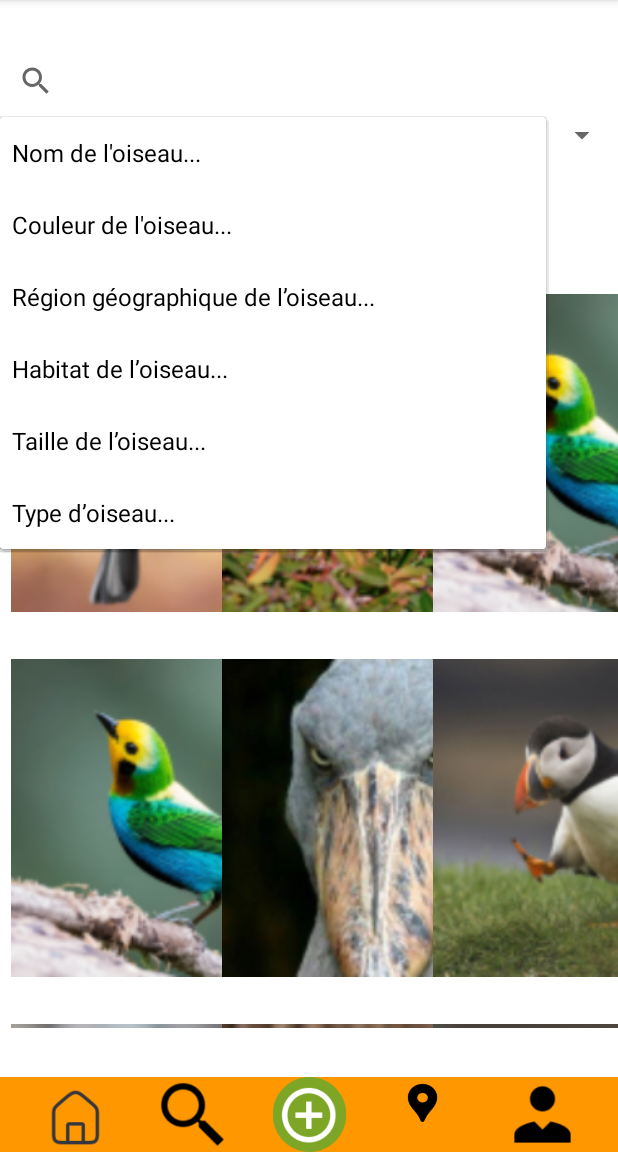
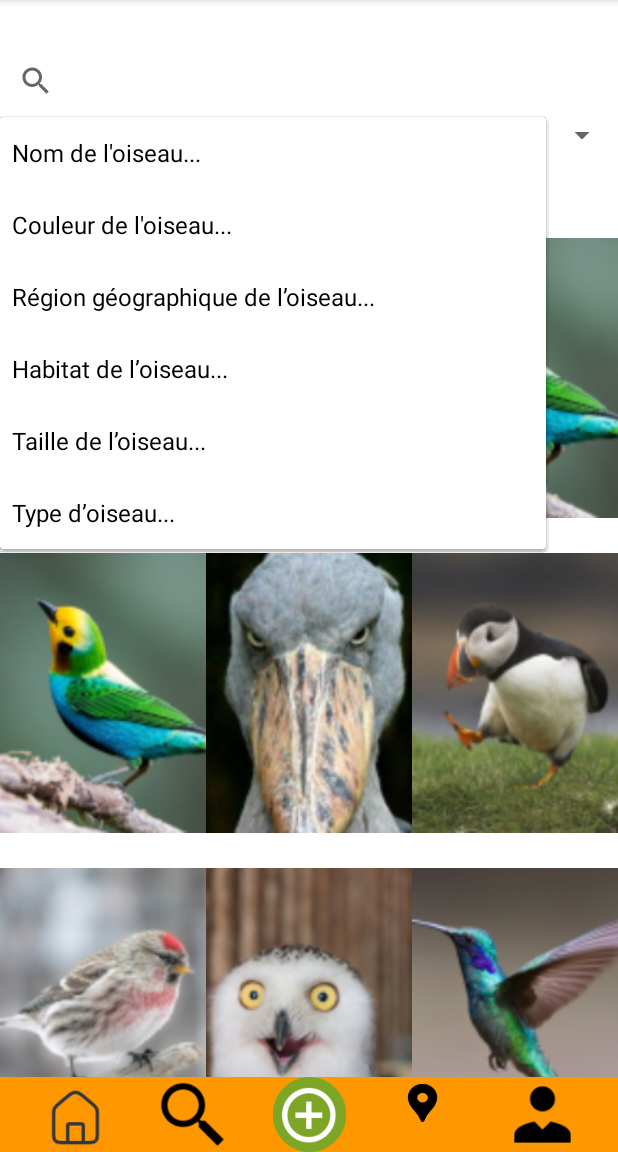
Before and after one commit to deliasTheo/Mon-Zozio, an Android app: the RechercherActivity screen opened directly, with no data from a screen before it, after a tap on "Nom de l'oiseau...", on a phone screen of 412 x 824 dp, the part 84-1236 px from its top. Run offline under Robolectric (Android 15) with nearby library versions, the phone set to English and light mode, and no system bars; Roboto replaces fonts that are not available here.

Commit message:
page research reponsive

```diff
--- a/app/src/main/java/edu/polytech/Mon_Zozio/ImageAdapter.java
+++ b/app/src/main/java/edu/polytech/Mon_Zozio/ImageAdapter.java
@@ -1,11 +1,15 @@
 package edu.polytech.Mon_Zozio;
 
 import android.content.Context;
+import android.content.res.Resources;
+import android.util.Log;
 import android.view.View;
 import android.view.ViewGroup;
 import android.widget.BaseAdapter;
 import android.widget.GridView;
 import android.widget.ImageView;
+
+import androidx.appcompat.app.AppCompatActivity;
 
 public class ImageAdapter extends BaseAdapter {
 
@@ -14,13 +18,16 @@ public class ImageAdapter extends BaseAdapter {
         R.drawable.zozio_1, R.drawable.zozio_2, R.drawable.zozio_3, R.drawable.zozio_3, R.drawable.zozio_4,
             R.drawable.zozio_5, R.drawable.zozio_6, R.drawable.zozio_7, R.drawable.zozio_8, R.drawable.zozio_9
     };
+    private WindowSizeClass width;
 
-    public ImageAdapter(Context myContect) {
+
+    public ImageAdapter(Context myContect, Resources resources, AppCompatActivity activity) {
         this.myContect = myContect;
         this.imagesArray= new int[]{
                 R.drawable.zozio_1, R.drawable.zozio_2, R.drawable.zozio_3, R.drawable.zozio_3, R.drawable.zozio_4,
                 R.drawable.zozio_5, R.drawable.zozio_6, R.drawable.zozio_7, R.drawable.zozio_8, R.drawable.zozio_9
         };
+        width = WindowSizeClass.computeWindowSizeClasses(resources, activity)[1];
     }
 
     @Override
@@ -44,11 +51,17 @@ public class ImageAdapter extends BaseAdapter {
 
         if(convertView == null){
             imageView = new ImageView(myContect);
-            imageView.setLayoutParams(new ViewGroup.LayoutParams(340, 350));
+            if(width==WindowSizeClass.EXPANDED) {
+
+                imageView.setLayoutParams(new ViewGroup.LayoutParams(ViewGroup.LayoutParams.MATCH_PARENT, 450));
+            }
+            else{
+                imageView.setLayoutParams(new ViewGroup.LayoutParams(ViewGroup.LayoutParams.MATCH_PARENT, 300));
+            }
             imageView.setScaleType(ImageView.ScaleType.CENTER_CROP);
 
             //imageView.setImageResource(imagesArray[position]);
-            imageView.setPadding(16,16,16,16);
+            imageView.setPadding(10,10,10,10);
             //return imageView;
         }else {
             imageView = (ImageView) convertView;
--- a/app/src/main/java/edu/polytech/Mon_Zozio/Profil.java
+++ b/app/src/main/java/edu/polytech/Mon_Zozio/Profil.java
@@ -63,7 +63,6 @@ public class Profil extends AppCompatActivity implements ClickableMenuItem<Integ
         getSupportFragmentManager().beginTransaction().add(R.id.fragmentMenu, (Fragment) fragmentFame).commit();
 
 
-        WindowSizeClass currentHeight = WindowSizeClass.computeWindowSizeClasses(getResources(), this)[0];
         WindowSizeClass currentWidth = WindowSizeClass.computeWindowSizeClasses(getResources(), this)[1];
 
 
@@ -161,6 +160,8 @@ public class Profil extends AppCompatActivity implements ClickableMenuItem<Integ
                 showBirthdayPickerDialog();
             }
         });
+
+
         ConstraintLayout constraintLayout = findViewById(R.id.layoutConstraint);
         ConstraintSet constraintSet = new ConstraintSet();
         constraintSet.clone(constraintLayout);
@@ -190,6 +191,7 @@ public class Profil extends AppCompatActivity implements ClickableMenuItem<Integ
             layoutParams.width = (int) (layoutParams.width*2);
             imageView.setLayoutParams(layoutParams);
 
+            gridView.setNumColumns(4);
 
         }
 
--- a/app/src/main/java/edu/polytech/Mon_Zozio/ProfileImageAdapter.java
+++ b/app/src/main/java/edu/polytech/Mon_Zozio/ProfileImageAdapter.java
@@ -53,7 +53,7 @@ public class ProfileImageAdapter extends BaseAdapter {
         if (convertView == null) {
             imageView = new ImageView(context);
             if(width==WindowSizeClass.EXPANDED){
-                imageView.setLayoutParams(new GridView.LayoutParams(ViewGroup.LayoutParams.MATCH_PARENT,500));
+                imageView.setLayoutParams(new GridView.LayoutParams(ViewGroup.LayoutParams.MATCH_PARENT,400));
             }else{
                 imageView.setLayoutParams(new GridView.LayoutParams(ViewGroup.LayoutParams.MATCH_PARENT, 300));
             }
--- a/app/src/main/java/edu/polytech/Mon_Zozio/RechercherActivity.java
+++ b/app/src/main/java/edu/polytech/Mon_Zozio/RechercherActivity.java
@@ -6,10 +6,12 @@ import androidx.fragment.app.Fragment;
 import android.content.Context;
 import android.content.Intent;
 import android.os.Bundle;
+import android.view.ViewGroup;
 import android.widget.ArrayAdapter;
 import android.widget.AdapterView;
 import android.widget.GridView;
 import android.widget.ListView;
+import android.widget.Spinner;
 
 import org.apache.commons.io.IOUtils;
 
@@ -38,7 +40,7 @@ public class RechercherActivity extends AppCompatActivity  implements ClickableM
         FragmentMenu fragmentFame = new FragmentMenu();
         gridView = findViewById(R.id.grid_view);
         if (gridView != null) {
-            gridView.setAdapter(new ImageAdapter(this));
+            gridView.setAdapter(new ImageAdapter(this, getResources(), this));
         }
 
         int valeurSaisie = getIntent().getIntExtra(getString(R.string.NUM_ACTIVITY), 0);
@@ -59,6 +61,7 @@ public class RechercherActivity extends AppCompatActivity  implements ClickableM
             throw new RuntimeException(e);
         }
         ArrayAdapter adapter = new ArrayAdapter(getApplicationContext(), android.R.layout.simple_list_item_1, filenames);
+
         /*ListView display = findViewById(R.id.listMusique);
         display.setAdapter(adapter);
 
@@ -69,6 +72,16 @@ public class RechercherActivity extends AppCompatActivity  implements ClickableM
             intent.putExtra(getString(R.string.TITLE), title);
             startActivity(intent);
         });*/
+        WindowSizeClass width = WindowSizeClass.computeWindowSizeClasses(getResources(),this)[1];
+
+
+
+        if(width==WindowSizeClass.EXPANDED) {
+            gridView.setNumColumns(4);
+        }
+
+
+
     }
 
     @Override
--- a/app/src/main/res/layout/activity_rechercher.xml
+++ b/app/src/main/res/layout/activity_rechercher.xml
@@ -24,20 +24,20 @@
         android:prompt="@string/search_text"
         app:layout_constraintTop_toBottomOf="@id/searchView"
         app:layout_constraintStart_toStartOf="parent"
-        app:layout_constraintEnd_toEndOf="parent"/>
+        app:layout_constraintEnd_toEndOf="parent"
+        />
 
     <GridView
         android:id="@+id/grid_view"
         android:layout_width="match_parent"
-        android:layout_height="500dp"
+        android:layout_height="wrap_content"
         android:numColumns="3"
-        android:columnWidth="90dp"
-        android:horizontalSpacing="10dp"
         android:verticalSpacing="10dp"
+        android:layout_marginTop="50dp"
         app:layout_constraintTop_toBottomOf="@id/spinner"
         app:layout_constraintStart_toStartOf="parent"
         app:layout_constraintEnd_toEndOf="parent"
-        app:layout_constraintBottom_toBottomOf="parent"/>
+        />
 
 
 
```
